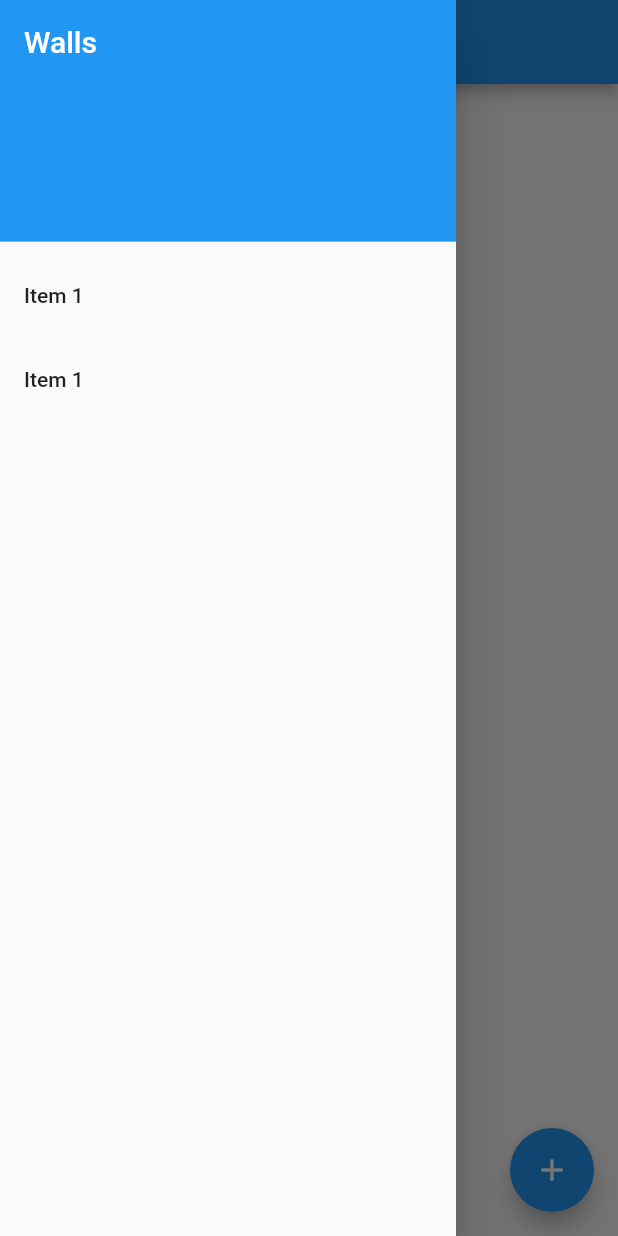
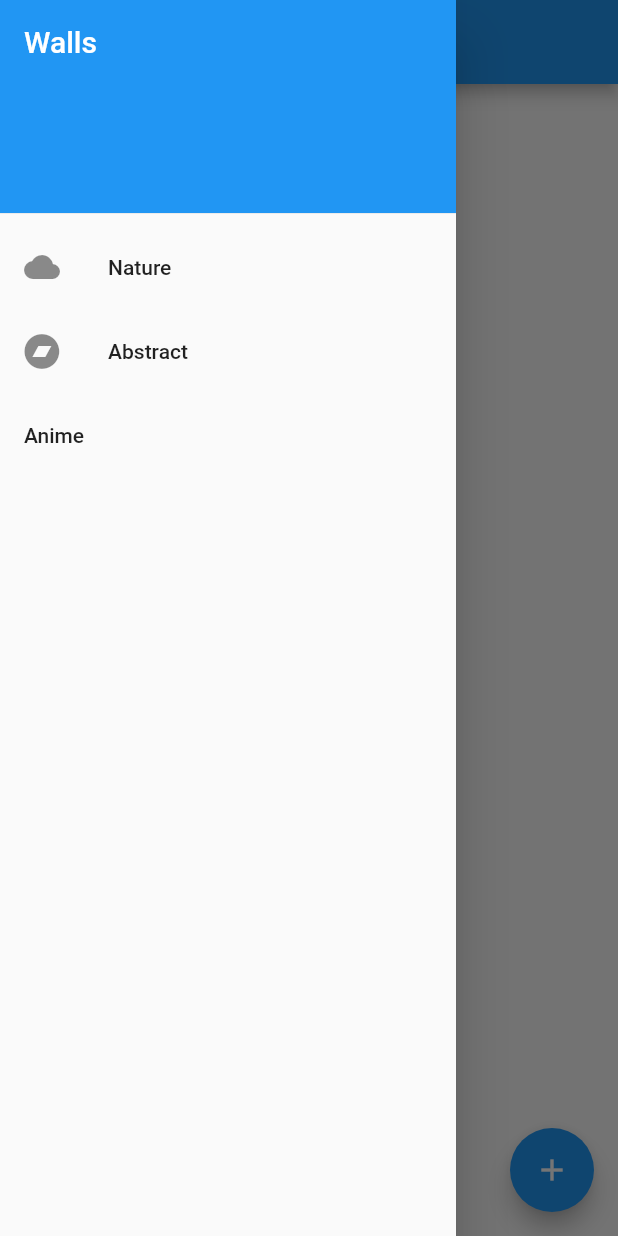
Before and after one commit to Android-Builds/walls, a Flutter app: the screen it shows after launch, with the side drawer open, on a phone screen of 412 x 824 dp. Run offline on Flutter 3.47's test engine with Material 2 defaults, Android fonts, the phone set to English and light mode, and no system bars; our stand-ins replace flutter_icons.

Commit message:
Customize navigation drawer

```diff
--- a/lib/main.dart
+++ b/lib/main.dart
@@ -1,4 +1,5 @@
 import 'package:flutter/material.dart';
+import 'package:flutter_icons/flutter_icons.dart';
 
 void main() => runApp(MyApp());
 
@@ -35,7 +36,9 @@ class _MyHomePageState extends State<MyHomePage> {
         child: ListView(
           padding: EdgeInsets.zero,
           children: <Widget>[
-            DrawerHeader(
+            Container(
+              height: 150.0,
+              child: DrawerHeader(
                 child: Text(
                   'Walls',
                   style: TextStyle(
@@ -47,12 +50,27 @@ class _MyHomePageState extends State<MyHomePage> {
                   color: Colors.blue,
                 ),
               ),
+            ),
             ListTile(
               onTap: () {
                 Navigator.pop(context);
               },
+              leading: Icon(
+                Icons.cloud
+              ),
               title: Text(
-                'Item 1',
+                'Nature',
+              ),
+            ),
+            ListTile(
+              onTap: () {
+                Navigator.pop(context);
+              },
+              leading: Icon(
+                FontAwesome.bandcamp
+              ),
+              title: Text(
+                'Abstract',
               ),
             ),
             ListTile(
@@ -60,7 +78,7 @@ class _MyHomePageState extends State<MyHomePage> {
                 Navigator.pop(context);
               },
               title: Text(
-                'Item 1',
+                'Anime',
               ),
             ),
           ],
--- a/pubspec.yaml
+++ b/pubspec.yaml
@@ -20,6 +20,8 @@ dependencies:
   flutter:
     sdk: flutter
   http: ^0.12.0+4
+  flutter_icons: ^1.0.0+1
+
 
   # The following adds the Cupertino Icons font to your application.
   # Use with the CupertinoIcons class for iOS style icons.
```
Also changed, not shown: pubspec.lock. Lines whose indentation alone changed are shown as unchanged.
